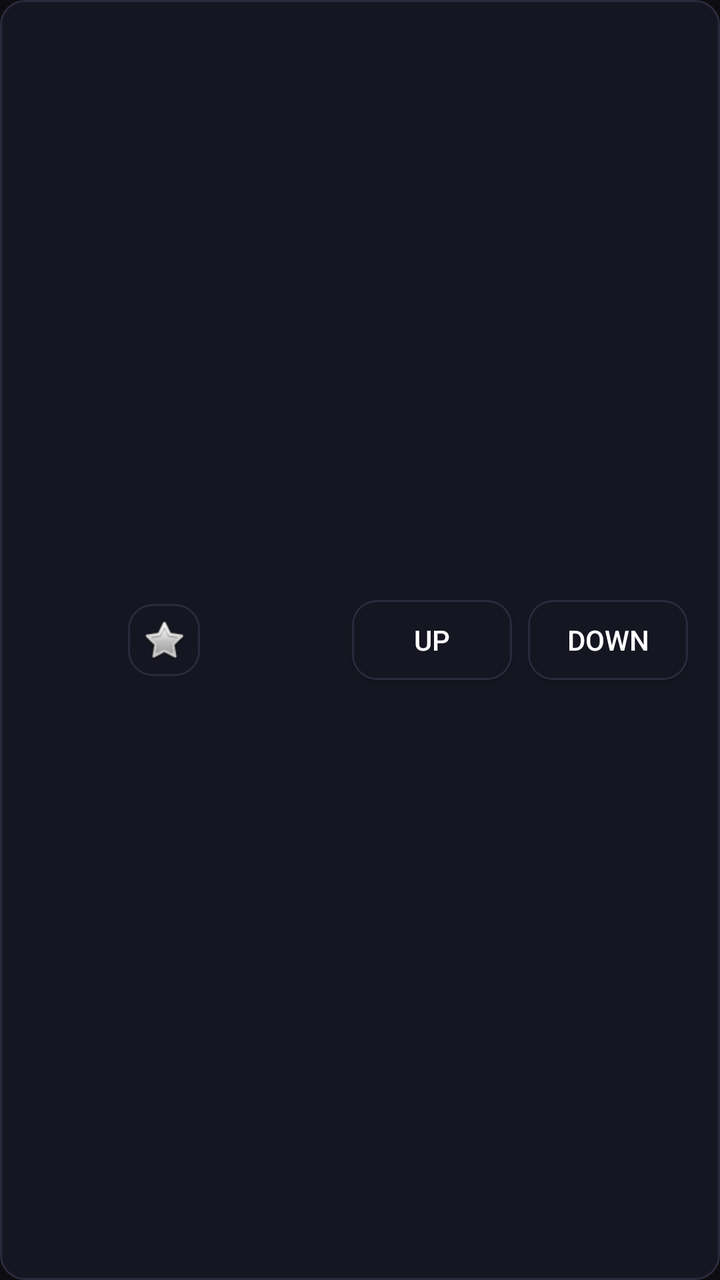
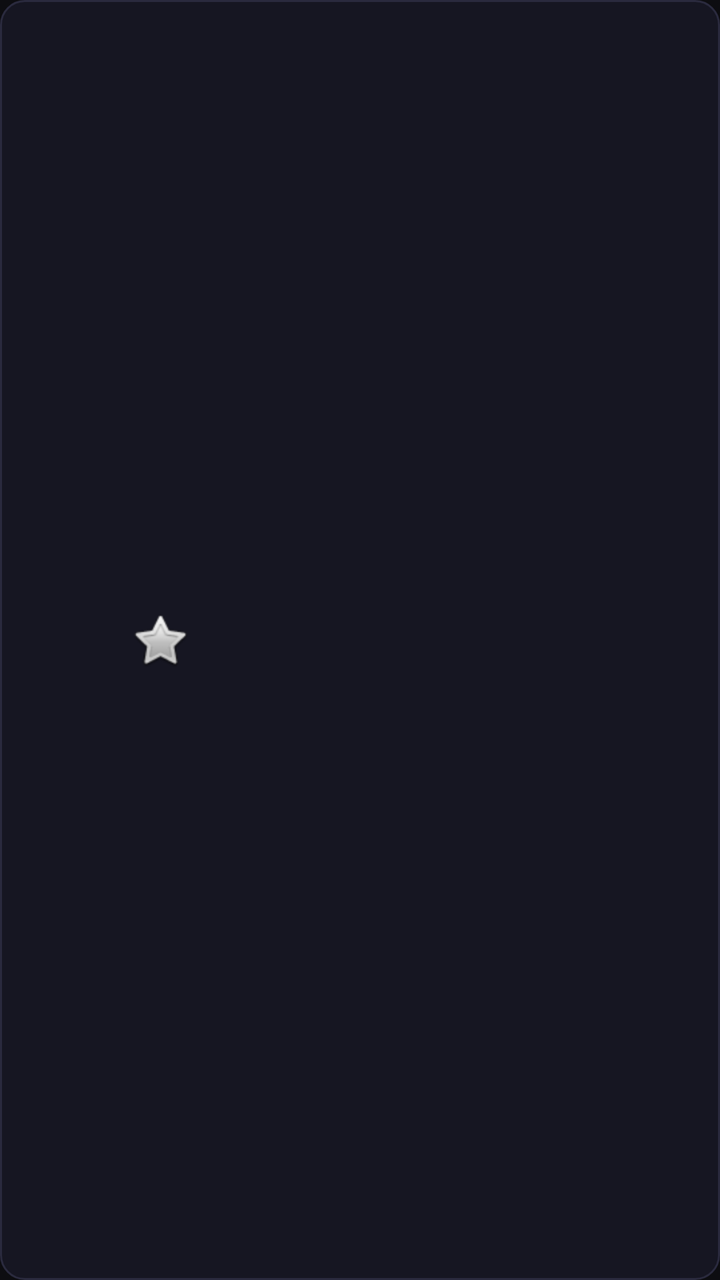

Two renders of the same Android screen: before a commit and after it. Below are the layout's source before the change and the commit's diff.
<!-- AndroidManifest.xml: application theme Theme.IPTVMate -->
<!-- res/layout/item_channel_order.xml -->
<?xml version="1.0" encoding="utf-8"?>
<LinearLayout xmlns:android="http://schemas.android.com/apk/res/android"
    android:layout_width="match_parent"
    android:layout_height="64dp"
    android:layout_marginBottom="6dp"
    android:background="@drawable/tv_focusable_background"
    android:focusable="true"
    android:focusableInTouchMode="true"
    android:gravity="center_vertical"
    android:orientation="horizontal"
    android:paddingHorizontal="16dp">

    <TextView
        android:id="@+id/tvOrderNumber"
        android:layout_width="48dp"
        android:layout_height="wrap_content"
        android:textColor="#FFB0B0B0"
        android:textSize="16sp"
        android:textStyle="bold" />

    <ImageView
        android:id="@+id/ivFavoriteToggle"
        android:layout_width="36dp"
        android:layout_height="36dp"
        android:layout_marginEnd="12dp"
        android:background="@drawable/tv_focusable_background"
        android:clickable="true"
        android:contentDescription="@string/favorite_toggle"
        android:focusable="true"
        android:focusableInTouchMode="true"
        android:padding="6dp"
        android:scaleType="centerInside"
        android:src="@android:drawable/btn_star_big_off" />

    <TextView
        android:id="@+id/tvOrderChannelName"
        android:layout_width="0dp"
        android:layout_height="wrap_content"
        android:layout_weight="1"
        android:ellipsize="end"
        android:maxLines="1"
        android:textColor="#FFFFFFFF"
        android:textSize="18sp"
        android:textStyle="bold" />

    <Button
        android:id="@+id/btnMoveUp"
        android:layout_width="80dp"
        android:layout_height="40dp"
        android:layout_marginEnd="8dp"
        android:background="@drawable/tv_focusable_background"
        android:focusable="true"
        android:focusableInTouchMode="true"
        android:text="@string/move_up"
        android:textColor="#FFFFFFFF"
        android:textSize="14sp" />

    <Button
        android:id="@+id/btnMoveDown"
        android:layout_width="80dp"
        android:layout_height="40dp"
        android:background="@drawable/tv_focusable_background"
        android:focusable="true"
        android:focusableInTouchMode="true"
        android:text="@string/move_down"
        android:textColor="#FFFFFFFF"
        android:textSize="14sp" />

</LinearLayout>
<!-- resources referenced by this layout -->
<resources>
  <!-- drawable tv_focusable_background (drawable) -->
  <?xml version="1.0" encoding="utf-8"?>
  <selector xmlns:android="http://schemas.android.com/apk/res/android">
      <item android:state_focused="true">
          <shape android:shape="rectangle">
              <solid android:color="#2A2A4A" />
              <corners android:radius="12dp" />
              <stroke android:width="3dp" android:color="#00E5FF" />
          </shape>
      </item>
      <item>
          <shape android:shape="rectangle">
              <solid android:color="#161622" />
              <corners android:radius="12dp" />
              <stroke android:width="1dp" android:color="#2A2A3E" />
          </shape>
      </item>
  </selector>
  <string name="favorite_toggle">Favorite Toggle</string>
  <string name="move_down">Down</string>
  <string name="move_up">Up</string>
  <style name="Theme.IPTVMate" parent="@style/Theme.AppCompat.DayNight.NoActionBar">
          <item name="colorPrimary">@color/cinema_primary</item>
          <item name="colorAccent">@color/cinema_secondary</item>
          <item name="android:windowBackground">@color/cinema_background</item>
          <item name="android:colorBackground">@color/cinema_background</item>
      </style>
  <color name="cinema_primary">#00E5FF</color>
  <color name="cinema_secondary">#7C4DFF</color>
  <color name="cinema_background">#0D0D11</color>
</resources>

<!-- the commit's change to res/layout/item_channel_order.xml (unified diff, before → after) -->
@@ -4,6 +4,7 @@
     android:layout_height="64dp"
     android:layout_marginBottom="6dp"
     android:background="@drawable/tv_focusable_background"
+    android:clickable="true"
     android:focusable="true"
     android:focusableInTouchMode="true"
     android:gravity="center_vertical"
@@ -19,16 +20,13 @@
         android:textStyle="bold" />
 
     <ImageView
-        android:id="@+id/ivFavoriteToggle"
-        android:layout_width="36dp"
-        android:layout_height="36dp"
+        android:id="@+id/ivFavoriteIndicator"
+        android:layout_width="32dp"
+        android:layout_height="32dp"
         android:layout_marginEnd="12dp"
-        android:background="@drawable/tv_focusable_background"
-        android:clickable="true"
         android:contentDescription="@string/favorite_toggle"
-        android:focusable="true"
-        android:focusableInTouchMode="true"
-        android:padding="6dp"
+        android:focusable="false"
+        android:focusableInTouchMode="false"
         android:scaleType="centerInside"
         android:src="@android:drawable/btn_star_big_off" />
 
@@ -43,27 +41,4 @@
         android:textSize="18sp"
         android:textStyle="bold" />
 
-    <Button
-        android:id="@+id/btnMoveUp"
-        android:layout_width="80dp"
-        android:layout_height="40dp"
-        android:layout_marginEnd="8dp"
-        android:background="@drawable/tv_focusable_background"
-        android:focusable="true"
-        android:focusableInTouchMode="true"
-        android:text="@string/move_up"
-        android:textColor="#FFFFFFFF"
-        android:textSize="14sp" />
-
-    <Button
-        android:id="@+id/btnMoveDown"
-        android:layout_width="80dp"
-        android:layout_height="40dp"
-        android:background="@drawable/tv_focusable_background"
-        android:focusable="true"
-        android:focusableInTouchMode="true"
-        android:text="@string/move_down"
-        android:textColor="#FFFFFFFF"
-        android:textSize="14sp" />
-
 </LinearLayout>
<!-- resource entries referenced after the edit -->
@@ -19,8 +19,6 @@
       </item>
   </selector>
   <string name="favorite_toggle">Favorite Toggle</string>
-  <string name="move_down">Down</string>
-  <string name="move_up">Up</string>
   <style name="Theme.IPTVMate" parent="@style/Theme.AppCompat.DayNight.NoActionBar">
           <item name="colorPrimary">@color/cinema_primary</item>
           <item name="colorAccent">@color/cinema_secondary</item>
